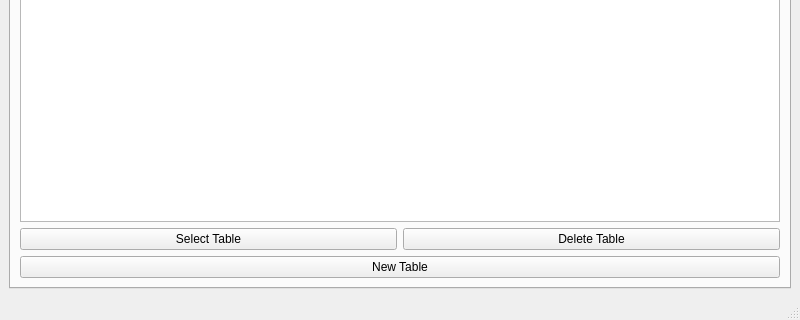
Qt form Main/mainwindow.ui (r-moraru/cppDB) before a commit; both pictures show x 0 to 800 and y 280 to 600 of the 800 by 600 pixel window.
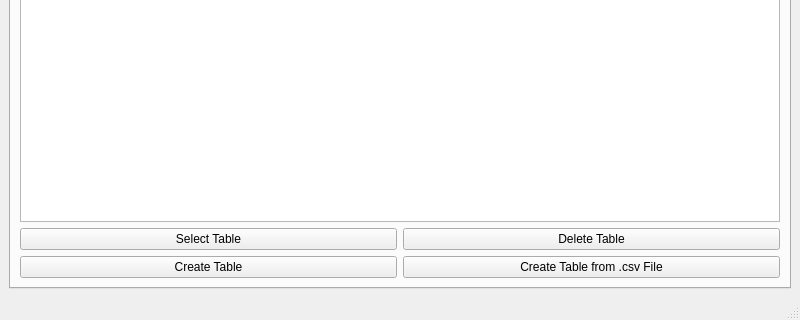
The same form after that commit. The open tabs and pages were chosen to show the change.

Diff of the .ui file:
```diff
--- a/Main/mainwindow.ui
+++ b/Main/mainwindow.ui
@@ -82,11 +82,25 @@
          </layout>
         </item>
         <item>
-         <widget class="QPushButton" name="newTableButton">
-          <property name="text">
-           <string>New Table</string>
+         <layout class="QHBoxLayout" name="horizontalLayout_5">
+          <property name="topMargin">
+           <number>0</number>
           </property>
-         </widget>
+          <item>
+           <widget class="QPushButton" name="newTableButton">
+            <property name="text">
+             <string>Create Table</string>
+            </property>
+           </widget>
+          </item>
+          <item>
+           <widget class="QPushButton" name="createFromFile">
+            <property name="text">
+             <string>Create Table from .csv File</string>
+            </property>
+           </widget>
+          </item>
+         </layout>
         </item>
        </layout>
       </widget>
```
Left out of the diff: 19 changed lines with no effect on the pictures.
